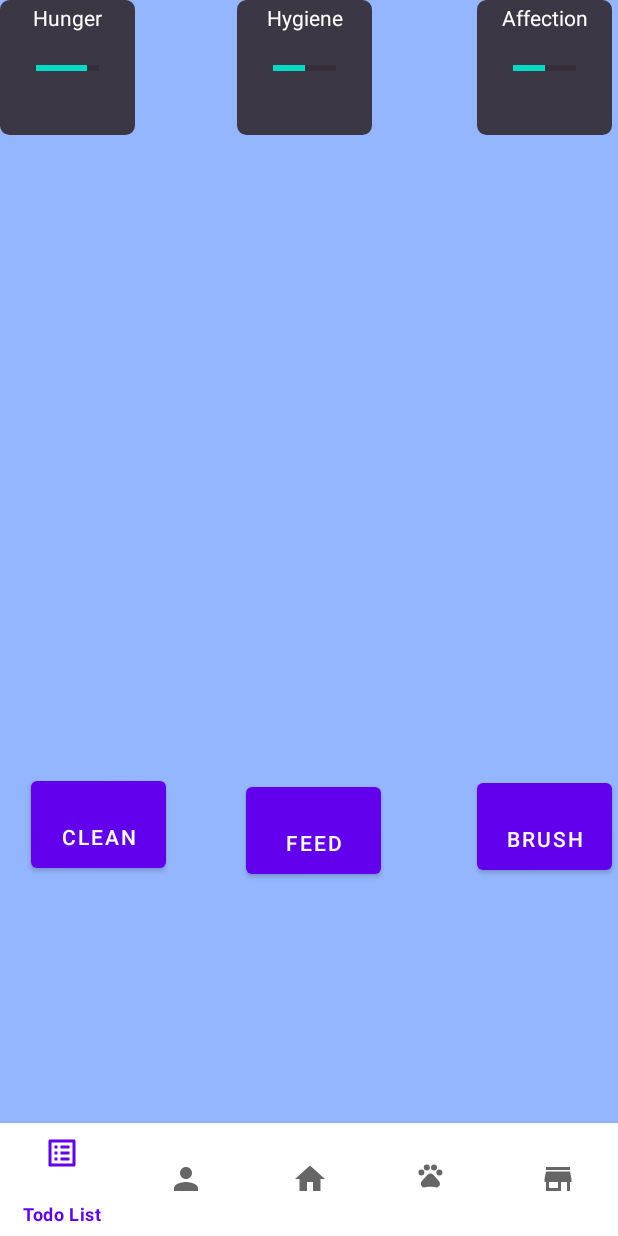
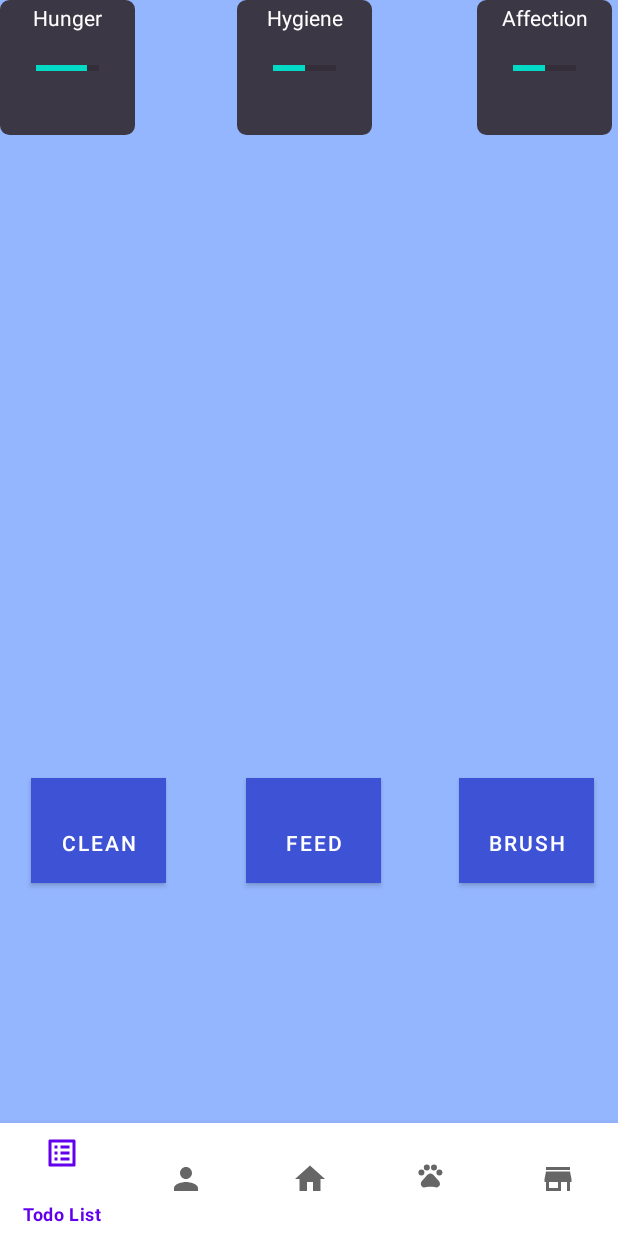
Before and after one commit to GameDeveloperEpsilon/ToDoetPrototype, an Android app: the layout activity_pet.xml on its own in the app's theme, with its tools: preview values and no code run, on a phone screen of 412 x 824 dp. Run offline under Robolectric (Android 15) with nearby library versions, the phone set to English and light mode, and no system bars.

Commit message:
Various UI changes to the activities

```diff
--- a/app/src/main/java/com/example/todoetprototype/Nexus.java
+++ b/app/src/main/java/com/example/todoetprototype/Nexus.java
@@ -19,12 +19,15 @@ import com.example.todoetprototype.utils.DatabaseHandler;
 import com.google.android.material.bottomnavigation.BottomNavigationItemView;
 import com.google.android.material.bottomnavigation.BottomNavigationView;
 
+import java.util.Objects;
+
 public class Nexus extends AppCompatActivity {
 
     @Override
     protected void onCreate(Bundle savedInstanceState) {
         super.onCreate(savedInstanceState);
         setContentView(R.layout.activity_nexus);
+        Objects.requireNonNull(getSupportActionBar()).hide(); // will not show top most navigation bar
 
         // Prime database handler
         DatabaseHandler.getInstance(this.getApplicationContext());
--- a/app/src/main/java/com/example/todoetprototype/inventory/InventoryActivity.java
+++ b/app/src/main/java/com/example/todoetprototype/inventory/InventoryActivity.java
@@ -21,6 +21,8 @@ import com.example.todoetprototype.utils.DatabaseHandler;
 import com.google.android.material.bottomnavigation.BottomNavigationItemView;
 import com.google.android.material.bottomnavigation.BottomNavigationView;
 
+import java.util.Objects;
+
 public class InventoryActivity extends AppCompatActivity {
 
     private UserViewModel userViewModel;
@@ -32,6 +34,7 @@ public class InventoryActivity extends AppCompatActivity {
         super.onCreate(savedInstanceState);
         com.example.todoetprototype.databinding.ActivityInventoryBinding binding = ActivityInventoryBinding.inflate(getLayoutInflater());
         setContentView(binding.getRoot());
+        Objects.requireNonNull(getSupportActionBar()).hide(); // will not show top most navigation bar
 
         db = DatabaseHandler.getInstance();
         userViewModel = new ViewModelProvider(this).get(UserViewModel.class);
--- a/app/src/main/java/com/example/todoetprototype/pet/PetActivity.java
+++ b/app/src/main/java/com/example/todoetprototype/pet/PetActivity.java
@@ -22,6 +22,7 @@ import com.google.android.material.bottomnavigation.BottomNavigationItemView;
 import com.google.android.material.bottomnavigation.BottomNavigationView;
 
 import java.io.Serializable;
+import java.util.Objects;
 
 public class PetActivity extends AppCompatActivity implements Serializable {
 
@@ -47,6 +48,7 @@ public class PetActivity extends AppCompatActivity implements Serializable {
         super.onCreate(savedInstanceState);
         binding = ActivityPetBinding.inflate(getLayoutInflater());
         setContentView(binding.getRoot());
+        Objects.requireNonNull(getSupportActionBar()).hide(); // will not show top most navigation bar
 
         sp=this.getSharedPreferences("myPetPrefs",Context.MODE_PRIVATE);
         petModel = PetModel.getInstance(sp);
--- a/app/src/main/java/com/example/todoetprototype/store/StoreActivity.java
+++ b/app/src/main/java/com/example/todoetprototype/store/StoreActivity.java
@@ -21,6 +21,8 @@ import com.example.todoetprototype.utils.DatabaseHandler;
 import com.google.android.material.bottomnavigation.BottomNavigationItemView;
 import com.google.android.material.bottomnavigation.BottomNavigationView;
 
+import java.util.Objects;
+
 public class StoreActivity extends AppCompatActivity {
 
     private ActivityStoreBinding binding;
@@ -33,6 +35,7 @@ public class StoreActivity extends AppCompatActivity {
         super.onCreate(savedInstanceState);
         binding = ActivityStoreBinding.inflate(getLayoutInflater());
         setContentView(binding.getRoot());
+        Objects.requireNonNull(getSupportActionBar()).hide(); // will not show top most navigation bar
 
         storeViewModel = new ViewModelProvider(this).get(StoreViewModel.class);
 
--- a/app/src/main/res/layout/activity_pet.xml
+++ b/app/src/main/res/layout/activity_pet.xml
@@ -135,10 +135,12 @@
         android:id="@+id/feedBtn"
         android:layout_width="90dp"
         android:layout_height="70dp"
-        android:layout_marginEnd="64dp"
+        android:layout_marginEnd="52dp"
         android:layout_marginBottom="160dp"
+        android:background="#3d52d5"
         android:paddingTop="20dp"
         android:text="Feed"
+        app:backgroundTint="@null"
         app:layout_constraintBottom_toTopOf="@+id/bottom_navigation"
         app:layout_constraintEnd_toStartOf="@+id/brushBtn" />
 
@@ -148,26 +150,30 @@
         android:layout_height="70dp"
         android:layout_marginTop="92dp"
         android:layout_marginEnd="52dp"
+        android:background="#3d52d5"
         android:paddingTop="20dp"
         android:text="Clean"
+        app:backgroundTint="@null"
         app:layout_constraintBottom_toTopOf="@+id/bottom_navigation"
         app:layout_constraintEnd_toStartOf="@+id/feedBtn"
-        app:layout_constraintHorizontal_bias="0.941"
+        app:layout_constraintHorizontal_bias="0.952"
         app:layout_constraintStart_toStartOf="parent"
         app:layout_constraintTop_toBottomOf="@+id/imageView"
-        app:layout_constraintVertical_bias="0.0" />
+        app:layout_constraintVertical_bias="0.024" />
 
     <Button
         android:id="@+id/brushBtn"
         android:layout_width="90dp"
         android:layout_height="70dp"
-        android:layout_marginEnd="4dp"
+        android:layout_marginEnd="16dp"
+        android:background="#3d52d5"
         android:paddingTop="20dp"
         android:text="Brush"
+        app:backgroundTint="@null"
         app:layout_constraintBottom_toTopOf="@+id/bottom_navigation"
         app:layout_constraintEnd_toEndOf="parent"
         app:layout_constraintTop_toBottomOf="@+id/imageView"
-        app:layout_constraintVertical_bias="0.365" />
+        app:layout_constraintVertical_bias="0.375" />
 
     <com.google.android.material.bottomnavigation.BottomNavigationView
         android:id="@+id/bottom_navigation"
--- a/app/src/main/res/layout/store_item_layout.xml
+++ b/app/src/main/res/layout/store_item_layout.xml
@@ -42,7 +42,7 @@
             android:layout_width="wrap_content"
             android:layout_height="wrap_content"
             android:layout_marginEnd="13dp"
-            android:background="#4885ed"
+            android:background="#3d52d5"
             app:backgroundTint="@null"
             android:layout_toStartOf="@+id/storeItemPrice"
             android:text="Buy" />
--- a/app/src/main/res/menu/bottom_nav_menu.xml
+++ b/app/src/main/res/menu/bottom_nav_menu.xml
@@ -9,7 +9,7 @@
 
     <item
         android:id="@+id/user_nav_item"
-        android:title="User"
+        android:title="Inventory"
         android:checked="false"
         android:icon="@drawable/ic_baseline_user"/>
 
--- a/app/src/main/res/values-night/themes.xml
+++ b/app/src/main/res/values-night/themes.xml
@@ -2,7 +2,7 @@
     <!-- Base application theme. -->
     <style name="Theme.TodoetPrototype" parent="Theme.MaterialComponents.DayNight.DarkActionBar">
         <!-- Primary brand color. -->
-        <item name="colorPrimary">@color/purple_200</item>
+        <item name="colorPrimary">#3d52d5</item>
         <item name="colorPrimaryVariant">@color/purple_700</item>
         <item name="colorOnPrimary">@color/black</item>
         <!-- Secondary brand color. -->
--- a/build.gradle
+++ b/build.gradle
@@ -1,5 +1,5 @@
 // Top-level build file where you can add configuration options common to all sub-projects/modules.
 plugins {
-    id 'com.android.application' version '8.0.0' apply false
-    id 'com.android.library' version '8.0.0' apply false
+    id 'com.android.application' version '7.3.1' apply false
+    id 'com.android.library' version '7.3.1' apply false
 }
```
Also changed, not shown: app/src/main/res/layout/activity_nexus.xml (+6 -6 lines).
